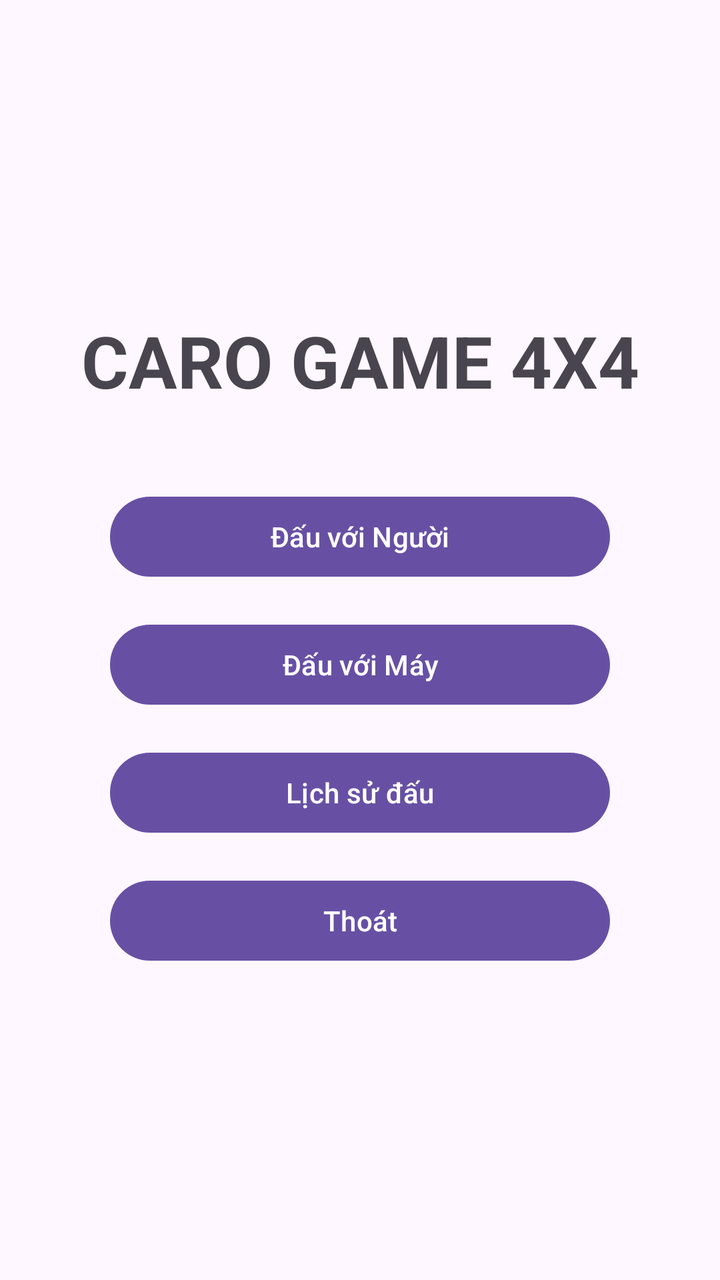
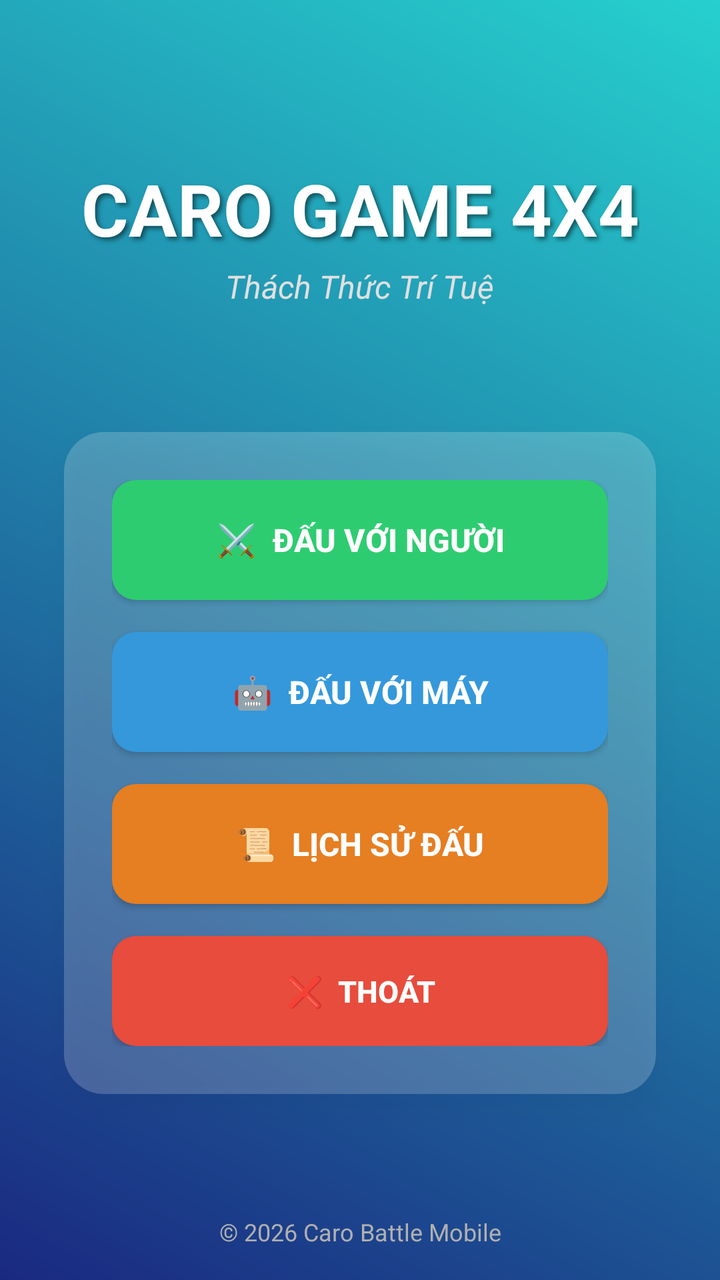

An Android layout rendered at two revisions. The XML below is the earlier revision; the diff shows what the commit changed to produce the second picture.
<!-- AndroidManifest.xml: application theme Theme.CaroBattle -->
<!-- res/layout/activity_main.xml -->
<?xml version="1.0" encoding="utf-8"?>
<androidx.constraintlayout.widget.ConstraintLayout xmlns:android="http://schemas.android.com/apk/res/android"
    xmlns:app="http://schemas.android.com/apk/res-auto"
    xmlns:tools="http://schemas.android.com/tools"
    android:id="@+id/main"
    android:layout_width="match_parent"
    android:layout_height="match_parent"
    tools:context=".MainActivity">

    <LinearLayout
        android:layout_width="wrap_content"
        android:layout_height="wrap_content"
        android:orientation="vertical"
        android:gravity="center"
        app:layout_constraintBottom_toBottomOf="parent"
        app:layout_constraintEnd_toEndOf="parent"
        app:layout_constraintStart_toStartOf="parent"
        app:layout_constraintTop_toTopOf="parent">

        <TextView
            android:id="@+id/tvTitle"
            android:layout_width="wrap_content"
            android:layout_height="wrap_content"
            android:text="CARO GAME 4X4"
            android:textSize="36sp"
            android:textStyle="bold"
            android:layout_marginBottom="40dp"/>

        <Button
            android:id="@+id/btnPvP"
            android:layout_width="250dp"
            android:layout_height="wrap_content"
            android:text="Đấu với Người"
            android:layout_marginBottom="16dp"/>

        <Button
            android:id="@+id/btnPvE"
            android:layout_width="250dp"
            android:layout_height="wrap_content"
            android:text="Đấu với Máy"
            android:layout_marginBottom="16dp"/>

        <Button
            android:id="@+id/btnHistory"
            android:layout_width="250dp"
            android:layout_height="wrap_content"
            android:text="Lịch sử đấu"
            android:layout_marginBottom="16dp"/>

        <Button
            android:id="@+id/btnExit"
            android:layout_width="250dp"
            android:layout_height="wrap_content"
            android:text="Thoát"/>

    </LinearLayout>


</androidx.constraintlayout.widget.ConstraintLayout>
<!-- resources referenced by this layout -->
<resources>
  <style name="Theme.CaroBattle" parent="Base.Theme.CaroBattle" />
  <style name="Base.Theme.CaroBattle" parent="Theme.Material3.DayNight.NoActionBar">
          
          
      </style>
</resources>

<!-- the commit's change to res/layout/activity_main.xml (unified diff, before → after) -->
@@ -7,12 +7,19 @@
     android:layout_height="match_parent"
     tools:context=".MainActivity">
 
+    <View
+        android:id="@+id/backgroundView"
+        android:layout_width="match_parent"
+        android:layout_height="match_parent"
+        android:background="@drawable/main_background_gradient" />
+
     <LinearLayout
+        android:id="@+id/layoutTitle"
         android:layout_width="wrap_content"
         android:layout_height="wrap_content"
+        android:layout_marginTop="80dp"
+        android:gravity="center"
         android:orientation="vertical"
-        android:gravity="center"
-        app:layout_constraintBottom_toBottomOf="parent"
         app:layout_constraintEnd_toEndOf="parent"
         app:layout_constraintStart_toStartOf="parent"
         app:layout_constraintTop_toTopOf="parent">
@@ -21,39 +28,94 @@
             android:id="@+id/tvTitle"
             android:layout_width="wrap_content"
             android:layout_height="wrap_content"
+            android:shadowColor="#80000000"
+            android:shadowDx="4"
+            android:shadowDy="4"
+            android:shadowRadius="6"
             android:text="CARO GAME 4X4"
+            android:textColor="#FFFFFF"
             android:textSize="36sp"
-            android:textStyle="bold"
-            android:layout_marginBottom="40dp"/>
+            android:textStyle="bold" />
 
-        <Button
-            android:id="@+id/btnPvP"
-            android:layout_width="250dp"
+        <TextView
+            android:id="@+id/tvGameSubTitle"
+            android:layout_width="wrap_content"
             android:layout_height="wrap_content"
-            android:text="Đấu với Người"
-            android:layout_marginBottom="16dp"/>
-
-        <Button
-            android:id="@+id/btnPvE"
-            android:layout_width="250dp"
-            android:layout_height="wrap_content"
-            android:text="Đấu với Máy"
-            android:layout_marginBottom="16dp"/>
-
-        <Button
-            android:id="@+id/btnHistory"
-            android:layout_width="250dp"
-            android:layout_height="wrap_content"
-            android:text="Lịch sử đấu"
-            android:layout_marginBottom="16dp"/>
-
-        <Button
-            android:id="@+id/btnExit"
-            android:layout_width="250dp"
-            android:layout_height="wrap_content"
-            android:text="Thoát"/>
-
+            android:layout_marginTop="4dp"
+            android:text="Thách Thức Trí Tuệ"
+            android:textColor="#E0E0E0"
+            android:textSize="16sp"
+            android:textStyle="italic" />
     </LinearLayout>
 
+    <LinearLayout
+        android:layout_width="0dp"
+        android:layout_height="wrap_content"
+        android:layout_marginHorizontal="32dp"
+        android:background="@drawable/menu_container_bg"
+        android:elevation="8dp"
+        android:orientation="vertical"
+        android:padding="24dp"
+        android:gravity="center"
+        app:layout_constraintBottom_toBottomOf="parent"
+        app:layout_constraintEnd_toEndOf="parent"
+        app:layout_constraintStart_toStartOf="parent"
+        app:layout_constraintTop_toBottomOf="@+id/layoutTitle"
+        app:layout_constraintVertical_bias="0.4">
+
+        <androidx.appcompat.widget.AppCompatButton
+            android:id="@+id/btnPvP"
+            android:layout_width="match_parent"
+            android:layout_height="60dp"
+            android:layout_marginBottom="16dp"
+            android:background="@drawable/btn_pvp_bg"
+            android:text="⚔️  Đấu với Người"
+            android:textColor="#FFFFFF"
+            android:textSize="16sp"
+            android:textStyle="bold" />
+
+        <androidx.appcompat.widget.AppCompatButton
+            android:id="@+id/btnPvE"
+            android:layout_width="match_parent"
+            android:layout_height="60dp"
+            android:layout_marginBottom="16dp"
+            android:background="@drawable/btn_pve_bg"
+            android:text="🤖  Đấu với Máy"
+            android:textColor="#FFFFFF"
+            android:textSize="16sp"
+            android:textStyle="bold" />
+
+        <androidx.appcompat.widget.AppCompatButton
+            android:id="@+id/btnHistory"
+            android:layout_width="match_parent"
+            android:layout_height="60dp"
+            android:layout_marginBottom="16dp"
+            android:background="@drawable/btn_history_bg"
+            android:text="📜  Lịch sử đấu"
+            android:textColor="#FFFFFF"
+            android:textSize="16sp"
+            android:textStyle="bold" />
+
+        <androidx.appcompat.widget.AppCompatButton
+            android:id="@+id/btnExit"
+            android:layout_width="match_parent"
+            android:layout_height="55dp"
+            android:background="@drawable/btn_exit_bg"
+            android:text="❌  Thoát"
+            android:textColor="#FFFFFF"
+            android:textSize="15sp"
+            android:textStyle="bold" />
+    </LinearLayout>
+
+    <TextView
+        android:layout_width="wrap_content"
+        android:layout_height="wrap_content"
+        android:layout_marginBottom="16dp"
+        android:text="© 2026 Caro Battle Mobile"
+        android:textColor="#B0B0B0"
+        android:textSize="12sp"
+        app:layout_constraintBottom_toBottomOf="parent"
+        app:layout_constraintEnd_toEndOf="parent"
+        app:layout_constraintStart_toStartOf="parent" />
 
 </androidx.constraintlayout.widget.ConstraintLayout>
<!-- resource entries referenced after the edit -->
@@ -1,5 +1,52 @@
 <!-- resources referenced by this layout -->
 <resources>
+  <!-- drawable btn_exit_bg (drawable) -->
+  <?xml version="1.0" encoding="utf-8"?>
+  <shape xmlns:android="http://schemas.android.com/apk/res/android"
+      android:shape="rectangle">
+      <solid android:color="#E74C3C" />
+      <corners android:radius="12dp" />
+  </shape>
+  <!-- drawable btn_history_bg (drawable) -->
+  <?xml version="1.0" encoding="utf-8"?>
+  <shape xmlns:android="http://schemas.android.com/apk/res/android"
+      android:shape="rectangle">
+  
+      <solid android:color="#E67E22" />
+      <corners android:radius="12dp" />
+  
+  </shape>
+  <!-- drawable btn_pve_bg (drawable) -->
+  <?xml version="1.0" encoding="utf-8"?>
+  <shape xmlns:android="http://schemas.android.com/apk/res/android"
+      android:shape="rectangle">
+      <solid android:color="#3498DB" />
+      <corners android:radius="12dp" />
+  </shape>
+  <!-- drawable btn_pvp_bg (drawable) -->
+  <?xml version="1.0" encoding="utf-8"?>
+  <shape xmlns:android="http://schemas.android.com/apk/res/android"
+      android:shape="rectangle">
+      <solid android:color="#2ECC71" />
+      <corners android:radius="12dp" />
+  </shape>
+  <!-- drawable main_background_gradient (drawable) -->
+  <?xml version="1.0" encoding="utf-8"?>
+  <shape xmlns:android="http://schemas.android.com/apk/res/android"
+      android:shape="rectangle">
+  
+      <gradient
+          android:startColor="#1A2980"
+          android:endColor="#26D0CE"
+          android:angle="45" />
+  
+  </shape>
+  <!-- drawable menu_container_bg (drawable) -->
+  <?xml version="1.0" encoding="utf-8"?>
+  <shape xmlns:android="http://schemas.android.com/apk/res/android"
+      android:shape="rectangle">
+      <solid android:color="#33FFFFFF" /> <corners android:radius="20dp" />
+  </shape>
   <style name="Theme.CaroBattle" parent="Base.Theme.CaroBattle" />
   <style name="Base.Theme.CaroBattle" parent="Theme.Material3.DayNight.NoActionBar">
           
